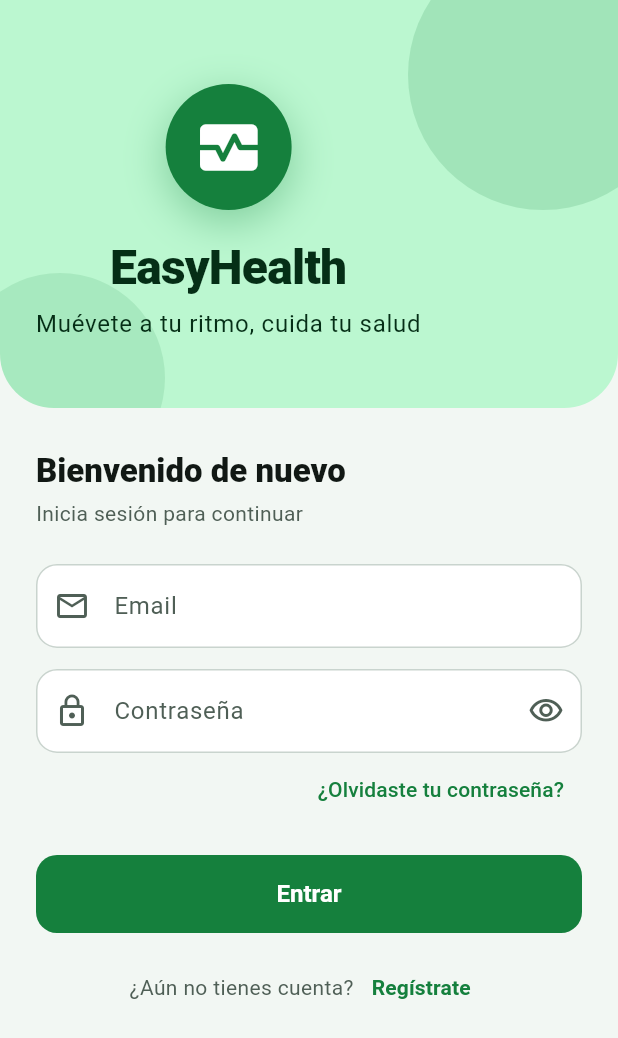
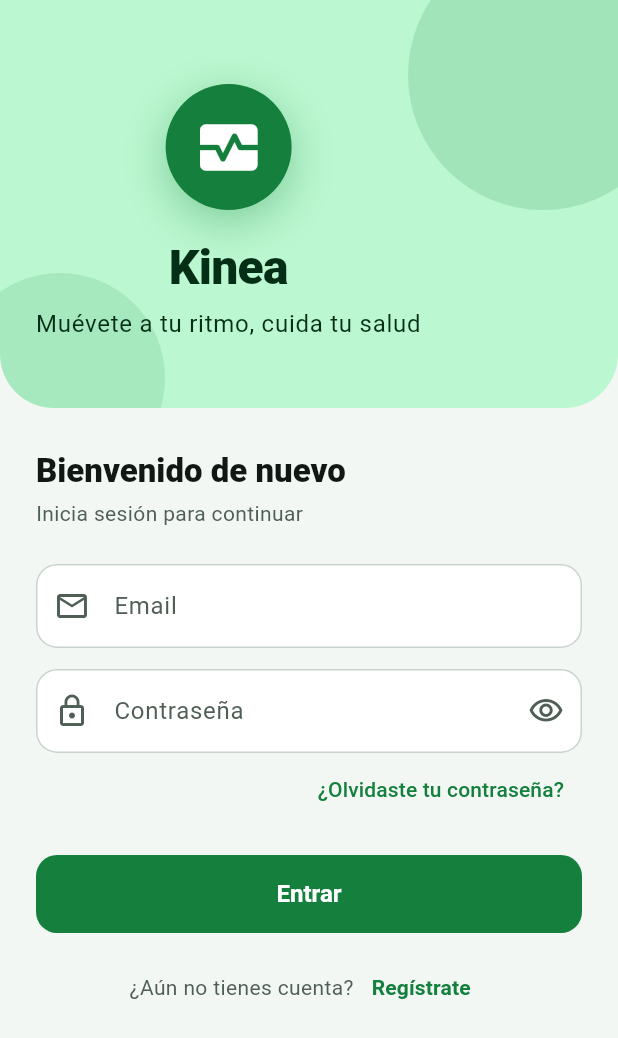
Before and after one commit to AlejandroSanchezJimenez/easyhealth, a Flutter app: the screen it shows after launch, on a phone screen of 412 x 824 dp. Shown: the top 1038 px of the screen. Run offline on Flutter 3.47's test engine with Material 3 defaults, Android fonts, the phone set to English and light mode, and no system bars; our stand-ins replace cloud_firestore, connectivity_plus, dio, file_picker, firebase_auth, firebase_core and 5 more; accounts and stored records are empty.

Commit message:
Renombra el proyecto de EasyHealth a Kinea y actualiza los íconos y archivos de configuración correspondientes

```diff
--- a/lib/app/app.dart
+++ b/lib/app/app.dart
@@ -12,7 +12,7 @@ class App extends ConsumerWidget {
   Widget build(BuildContext context, WidgetRef ref) {
     ref.watch(syncServiceProvider); // arranca la sincronización al abrir la app
     return MaterialApp.router(
-      title: 'EasyHealth',
+      title: 'Kinea',
       theme: AppTheme.light,
       darkTheme: AppTheme.dark,
       themeMode: ThemeMode.system,
--- a/lib/features/auth/presentation/login_page.dart
+++ b/lib/features/auth/presentation/login_page.dart
@@ -135,7 +135,7 @@ class _LoginPageState extends ConsumerState<LoginPage> {
                       size: 46, color: c.onPrimary),
                 ),
                 const SizedBox(height: 18),
-                Text('EasyHealth',
+                Text('Kinea',
                     style: t.headlineLarge?.copyWith(
                         color: c.onPrimaryContainer,
                         fontWeight: FontWeight.w800,
--- a/lib/features/profile/presentation/profile_page.dart
+++ b/lib/features/profile/presentation/profile_page.dart
@@ -24,7 +24,7 @@ class ProfilePage extends ConsumerWidget {
       context: context,
       builder: (ctx) => AlertDialog(
         title: const Text('Cerrar sesión'),
-        content: const Text('¿Seguro que quieres salir de EasyHealth?'),
+        content: const Text('¿Seguro que quieres salir de Kinea?'),
         actions: [
           TextButton(
               onPressed: () => Navigator.pop(ctx, false),
@@ -143,7 +143,7 @@ class ProfilePage extends ConsumerWidget {
             ),
             const SizedBox(height: 16),
             Center(
-              child: Text('EasyHealth · v0.1.0',
+              child: Text('Kinea · v0.1.0',
                   style: t.bodySmall?.copyWith(color: c.onSurfaceVariant)),
             ),
           ]),
--- a/lib/features/streak/presentation/home_page.dart
+++ b/lib/features/streak/presentation/home_page.dart
@@ -39,7 +39,7 @@ class HomePage extends ConsumerWidget {
                 child: Column(
                     crossAxisAlignment: CrossAxisAlignment.start,
                     children: [
-                      Text('EASYHEALTH',
+                      Text('KINEA',
                           style: t.labelMedium?.copyWith(
                               color: c.primary,
                               fontWeight: FontWeight.w800,
--- a/package.json
+++ b/package.json
@@ -1,5 +1,5 @@
 {
-  "name": "easyhealth",
+  "name": "kinea",
   "version": "1.0.0",
   "description": "A new Flutter project.",
   "main": "index.js",
```
Also changed, not shown: assets/icon.jpg, assets/icon0.jpg (added), package-lock.json, 45 other files.
